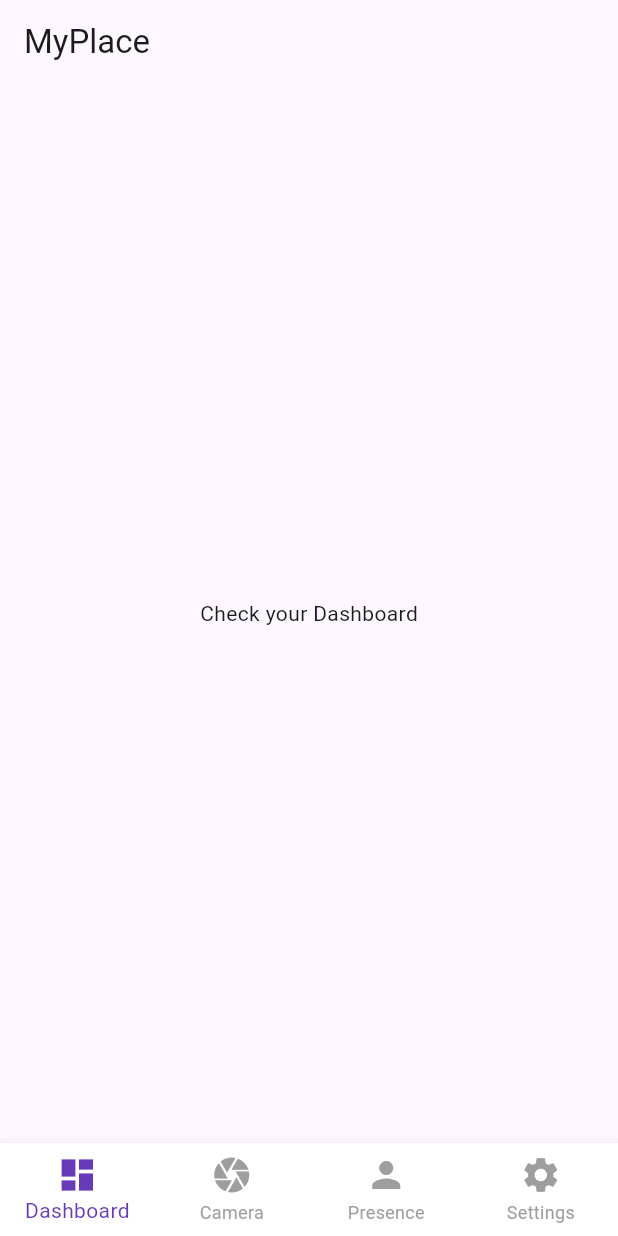
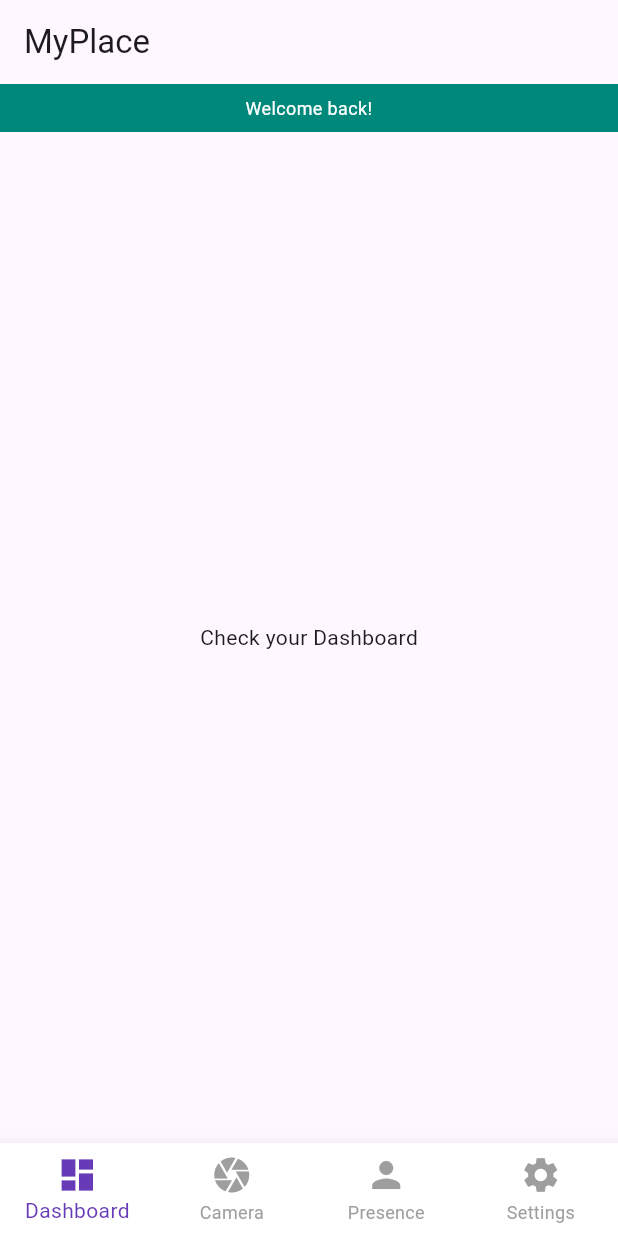
Before and after one commit to DAWS25/Presence, a Flutter app: the screen it shows after launch, after a tap on "Login", on a phone screen of 412 x 824 dp. Run offline on Flutter 3.47's test engine with Material 3 defaults, Android fonts, the phone set to English and light mode, and no system bars; our stand-ins replace camera.

Commit message:
Initial screens

```diff
--- a/presence_app/lib/screens/home_screen.dart
+++ b/presence_app/lib/screens/home_screen.dart
@@ -1,8 +1,11 @@
+import 'dart:async';
 import 'package:flutter/material.dart';
 import 'package:presence_app/screens/dashboard_tab.dart';
 import 'package:presence_app/screens/camera_tab.dart';
 import 'package:presence_app/screens/presence_tab.dart';
 import 'package:presence_app/screens/settings_tab.dart';
+import 'package:presence_app/services/message_service.dart';
+import 'package:presence_app/widgets/status_bar.dart';
 
 class HomeScreen extends StatefulWidget {
   const HomeScreen({super.key});
@@ -13,6 +16,7 @@ class HomeScreen extends StatefulWidget {
 
 class _HomeScreenState extends State<HomeScreen> {
   int _selectedIndex = 0;
+  late Timer _periodicTimer;
 
   final List<Widget> _screens = [
     const DashboardTab(),
@@ -20,6 +24,35 @@ class _HomeScreenState extends State<HomeScreen> {
     const PresenceTab(),
     const SettingsTab(),
   ];
+
+  @override
+  void initState() {
+    super.initState();
+    // Show greeting message when entering home screen
+    MessageService().showMessage(
+      'Welcome back!',
+      type: MessageType.success,
+    );
+
+    // Show current time every 10 seconds (allows 3.33s display + 6.67s gap before next message)
+    _periodicTimer = Timer.periodic(
+      const Duration(seconds: 10),
+      (_) {
+        final now = DateTime.now();
+        final timeString = '${now.hour.toString().padLeft(2, '0')}:${now.minute.toString().padLeft(2, '0')}:${now.second.toString().padLeft(2, '0')}';
+        MessageService().showMessage(
+          'Current time: $timeString',
+          type: MessageType.info,
+        );
+      },
+    );
+  }
+
+  @override
+  void dispose() {
+    _periodicTimer.cancel();
+    super.dispose();
+  }
 
   void _onItemTapped(int index) {
     setState(() {
@@ -33,7 +66,12 @@ class _HomeScreenState extends State<HomeScreen> {
       appBar: AppBar(
         title: const Text('MyPlace'),
       ),
-      body: _screens[_selectedIndex],
+      body: Column(
+        children: [
+          const StatusBar(),
+          Expanded(child: _screens[_selectedIndex]),
+        ],
+      ),
       bottomNavigationBar: BottomNavigationBar(
         items: const <BottomNavigationBarItem>[
           BottomNavigationBarItem(
--- /dev/null
+++ b/presence_app/lib/services/message_service.dart
@@ -0,0 +1,101 @@
+import 'package:flutter/material.dart';
+import 'dart:async';
+
+enum MessageType { info, success, error, warning }
+
+class Message {
+  final String text;
+  final MessageType type;
+  final DateTime timestamp;
+  final Duration duration;
+
+  Message({
+    required this.text,
+    required this.type,
+    required this.duration,
+  }) : timestamp = DateTime.now();
+}
+
+class MessageService extends ChangeNotifier {
+  static final MessageService _instance = MessageService._internal();
+
+  final List<Message> _messages = [];
+  final Map<Message, Timer> _messageTimers = {};
+
+  MessageService._internal();
+
+  factory MessageService() {
+    return _instance;
+  }
+
+  List<Message> get messages => List.unmodifiable(_messages);
+
+  void showMessage(
+    String text, {
+    MessageType type = MessageType.info,
+    Duration duration = const Duration(milliseconds: 3330),
+  }) {
+    final message = Message(
+      text: text,
+      type: type,
+      duration: duration,
+    );
+
+    // Cancel timer for the previous message if it exists
+    if (_messages.isNotEmpty) {
+      final previousMessage = _messages.first;
+      _messageTimers[previousMessage]?.cancel();
+      _messageTimers.remove(previousMessage);
+    }
+
+    // Clear the list and add the new message
+    _messages.clear();
+
+    _messages.add(message);
+    notifyListeners();
+
+    // Auto-remove message after duration
+    final timer = Timer(duration, () {
+      if (_messages.contains(message)) {
+        _messages.remove(message);
+        _messageTimers.remove(message);
+        notifyListeners();
+      }
+    });
+
+    _messageTimers[message] = timer;
+  }
+
+  void removeMessage(Message message) {
+    _messageTimers[message]?.cancel();
+    _messageTimers.remove(message);
+    _messages.remove(message);
+    notifyListeners();
+  }
+
+  void clearAll() {
+    for (var timer in _messageTimers.values) {
+      timer.cancel();
+    }
+    _messageTimers.clear();
+    _messages.clear();
+    notifyListeners();
+  }
+}
+
+// Shortcut methods for easy use
+void showInfoMessage(String text, {Duration duration = const Duration(milliseconds: 3330)}) {
+  MessageService().showMessage(text, type: MessageType.info, duration: duration);
+}
+
+void showSuccessMessage(String text, {Duration duration = const Duration(milliseconds: 3330)}) {
+  MessageService().showMessage(text, type: MessageType.success, duration: duration);
+}
+
+void showErrorMessage(String text, {Duration duration = const Duration(milliseconds: 3330)}) {
+  MessageService().showMessage(text, type: MessageType.error, duration: duration);
+}
+
+void showWarningMessage(String text, {Duration duration = const Duration(milliseconds: 3330)}) {
+  MessageService().showMessage(text, type: MessageType.warning, duration: duration);
+}
--- /dev/null
+++ b/presence_app/lib/widgets/status_bar.dart
@@ -0,0 +1,50 @@
+import 'package:flutter/material.dart';
+import 'package:presence_app/services/message_service.dart';
+
+class StatusBar extends StatelessWidget {
+  const StatusBar({super.key});
+
+  @override
+  Widget build(BuildContext context) {
+    return ListenableBuilder(
+      listenable: MessageService(),
+      builder: (context, _) {
+        final messages = MessageService().messages;
+        final currentMessage = messages.isNotEmpty ? messages.last : null;
+
+        return AnimatedContainer(
+          duration: const Duration(milliseconds: 300),
+          height: 32,
+          color: _getColorForType(currentMessage?.type),
+          child: currentMessage != null
+              ? Center(
+                  child: Text(
+                    currentMessage.text,
+                    style: const TextStyle(
+                      color: Colors.white,
+                      fontSize: 12,
+                      fontWeight: FontWeight.w400,
+                    ),
+                    textAlign: TextAlign.center,
+                  ),
+                )
+              : SizedBox.expand(),
+        );
+      },
+    );
+  }
+
+  Color _getColorForType(MessageType? type) {
+    switch (type) {
+      case MessageType.success:
+        return Colors.teal[600]!;
+      case MessageType.error:
+        return Colors.red[700]!;
+      case MessageType.warning:
+        return Colors.amber[700]!;
+      case MessageType.info:
+      case null:
+        return Colors.blueGrey[700]!;
+    }
+  }
+}
```
Also changed, not shown: presence_app/lib/screens/camera_tab.dart (+84 -0 lines).
